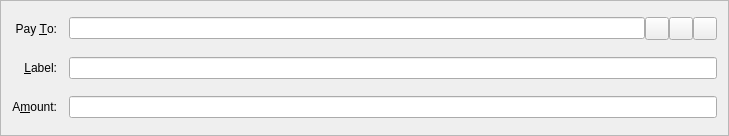
This is src/qt/forms/sendcoinsentry.ui in Crazyhead90/Linda as Qt 5 draws it before an edit. The edited form follows.
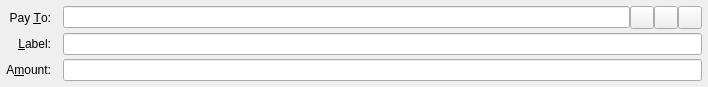
This is the edited form. Icons and pictures are not drawn. Custom widgets are drawn as their Qt base class.

Patch:
```diff
--- a/src/qt/forms/sendcoinsentry.ui
+++ b/src/qt/forms/sendcoinsentry.ui
@@ -6,35 +6,40 @@
    <rect>
     <x>0</x>
     <y>0</y>
-    <width>729</width>
-    <height>136</height>
+    <width>708</width>
+    <height>123</height>
    </rect>
   </property>
-  <property name="windowTitle">
-   <string>Form</string>
-  </property>
-  <property name="frameShape">
-   <enum>QFrame::StyledPanel</enum>
-  </property>
-  <property name="frameShadow">
-   <enum>QFrame::Sunken</enum>
+  <property name="sizePolicy">
+   <sizepolicy hsizetype="Ignored" vsizetype="Preferred">
+    <horstretch>0</horstretch>
+    <verstretch>0</verstretch>
+   </sizepolicy>
   </property>
   <layout class="QGridLayout" name="gridLayout">
-   <property name="spacing">
+   <property name="sizeConstraint">
+    <enum>QLayout::SetMaximumSize</enum>
+   </property>
+   <property name="leftMargin">
+    <number>6</number>
+   </property>
+   <property name="topMargin">
+    <number>6</number>
+   </property>
+   <property name="rightMargin">
+    <number>6</number>
+   </property>
+   <property name="bottomMargin">
+    <number>6</number>
+   </property>
+   <property name="horizontalSpacing">
     <number>12</number>
    </property>
-   <item row="5" column="0">
-    <widget class="QLabel" name="label">
-     <property name="text">
-      <string>A&amp;mount:</string>
-     </property>
-     <property name="alignment">
-      <set>Qt::AlignRight|Qt::AlignTrailing|Qt::AlignVCenter</set>
-     </property>
-     <property name="buddy">
-      <cstring>payAmount</cstring>
-     </property>
-    </widget>
+   <property name="verticalSpacing">
+    <number>4</number>
+   </property>
+   <item row="5" column="1">
+    <widget class="BitcoinAmountField" name="payAmount"/>
    </item>
    <item row="3" column="0">
     <widget class="QLabel" name="label_2">
@@ -49,8 +54,18 @@
      </property>
     </widget>
    </item>
-   <item row="5" column="1">
-    <widget class="BitcoinAmountField" name="payAmount"/>
+   <item row="5" column="0">
+    <widget class="QLabel" name="label">
+     <property name="text">
+      <string>A&amp;mount:</string>
+     </property>
+     <property name="alignment">
+      <set>Qt::AlignRight|Qt::AlignTrailing|Qt::AlignVCenter</set>
+     </property>
+     <property name="buddy">
+      <cstring>payAmount</cstring>
+     </property>
+    </widget>
    </item>
    <item row="4" column="0">
     <widget class="QLabel" name="label_4">
@@ -70,10 +85,13 @@
      <property name="spacing">
       <number>0</number>
      </property>
+     <property name="sizeConstraint">
+      <enum>QLayout::SetMinimumSize</enum>
+     </property>
      <item>
       <widget class="QValidatedLineEdit" name="payTo">
        <property name="toolTip">
-        <string>The address to send the payment to (e.g. B8gZqgY4r2RoEdqYk3QsAqFckyf9pRHN6i)</string>
+        <string>The address to send the payment to (e.g. x8JdtsqUGiV33P6sMUdfSBHnE7JEUyxTaJ)</string>
        </property>
        <property name="maxLength">
         <number>34</number>
```
